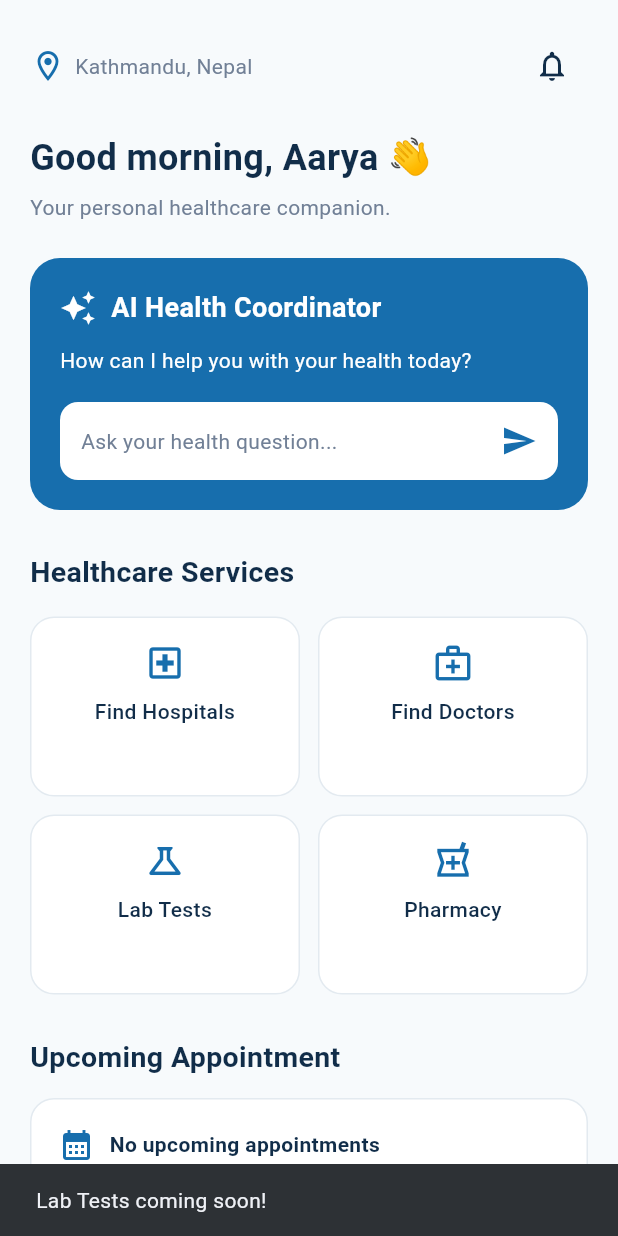
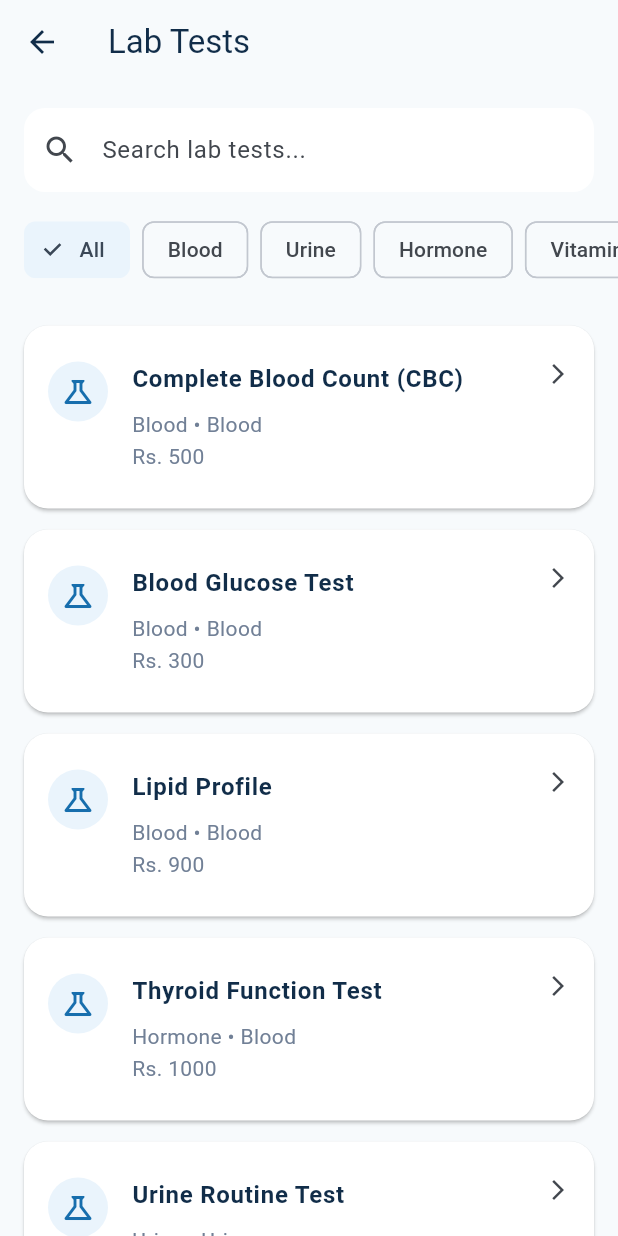
Before and after one commit to anash6162-del/Ai-Health-Navigator, a Flutter app: the HomeContent screen opened directly with empty values, after a tap on "Lab Tests", on a phone screen of 412 x 824 dp. Run offline on Flutter 3.47's test engine with Material 3 defaults, Android fonts, the phone set to English and light mode, and no system bars.

Commit message:
Added Lab Tests frontend screen

```diff
--- a/lib/features/home/screens/home_screen.dart
+++ b/lib/features/home/screens/home_screen.dart
@@ -8,6 +8,7 @@ import '../../notifications/screens/notification_screen.dart';
 import '../../profile/screens/profile_screen.dart';
 import '../../hospitals/screens/hospital_screen.dart';
 import '../../doctors/screens/doctor_screen.dart';
+import '../../lab_tests/screens/lab_test_screen.dart';
 
 class HomeScreen extends StatefulWidget {
   const HomeScreen({super.key});
@@ -137,7 +138,15 @@ class HomeContent extends StatelessWidget {
               builder: (context) => const DoctorScreen(),
             ),
           );
-        } else {
+        } else if (title == 'Lab Tests') {
+          Navigator.push(
+            context,
+            MaterialPageRoute(
+              builder: (context) => const LabTestScreen(),
+            ),
+          );
+        }
+        else {
           showComingSoon(context, title);
         }
       },
--- /dev/null
+++ b/lib/features/lab_tests/screens/lab_test_screen.dart
@@ -0,0 +1,323 @@
+
+import 'package:flutter/material.dart';
+import '../../../core/theme/app_colors.dart';
+
+class LabTestScreen extends StatefulWidget {
+  const LabTestScreen({super.key});
+
+  @override
+  State<LabTestScreen> createState() => _LabTestScreenState();
+}
+
+class _LabTestScreenState extends State<LabTestScreen> {
+  final TextEditingController searchController = TextEditingController();
+
+  String selectedCategory = 'All';
+
+  final List<Map<String, dynamic>> tests = [
+    {
+      'name': 'Complete Blood Count (CBC)',
+      'category': 'Blood',
+      'price': 'Rs. 500',
+      'sample': 'Blood',
+      'preparation': 'No special preparation required.',
+      'description': 'A blood test that measures different components of blood.',
+    },
+    {
+      'name': 'Blood Glucose Test',
+      'category': 'Blood',
+      'price': 'Rs. 300',
+      'sample': 'Blood',
+      'preparation': 'Fasting may be required depending on the test ordered.',
+      'description': 'Measures the level of glucose in your blood.',
+    },
+    {
+      'name': 'Lipid Profile',
+      'category': 'Blood',
+      'price': 'Rs. 900',
+      'sample': 'Blood',
+      'preparation': 'Follow the laboratory or clinician instructions about fasting.',
+      'description': 'Measures cholesterol and triglyceride levels.',
+    },
+    {
+      'name': 'Thyroid Function Test',
+      'category': 'Hormone',
+      'price': 'Rs. 1000',
+      'sample': 'Blood',
+      'preparation': 'Ask your healthcare professional if any preparation is needed.',
+      'description': 'Evaluates thyroid hormone levels.',
+    },
+    {
+      'name': 'Urine Routine Test',
+      'category': 'Urine',
+      'price': 'Rs. 250',
+      'sample': 'Urine',
+      'preparation': 'Follow the laboratory instructions for sample collection.',
+      'description': 'Examines urine for several health indicators.',
+    },
+    {
+      'name': 'Vitamin D Test',
+      'category': 'Vitamin',
+      'price': 'Rs. 1200',
+      'sample': 'Blood',
+      'preparation': 'Usually no special preparation is required.',
+      'description': 'Measures vitamin D levels in the blood.',
+    },
+  ];
+
+  List<Map<String, dynamic>> get filteredTests {
+    return tests.where((test) {
+      final matchesSearch = test['name']
+          .toString()
+          .toLowerCase()
+          .contains(searchController.text.toLowerCase());
+
+      final matchesCategory = selectedCategory == 'All' ||
+          test['category'] == selectedCategory;
+
+      return matchesSearch && matchesCategory;
+    }).toList();
+  }
+
+  @override
+  void dispose() {
+    searchController.dispose();
+    super.dispose();
+  }
+
+  @override
+  Widget build(BuildContext context) {
+    return Scaffold(
+      backgroundColor: AppColors.background,
+      appBar: AppBar(
+        title: const Text('Lab Tests'),
+        backgroundColor: AppColors.background,
+        foregroundColor: AppColors.textPrimary,
+        elevation: 0,
+      ),
+      body: Column(
+        children: [
+          Padding(
+            padding: const EdgeInsets.all(16),
+            child: TextField(
+              controller: searchController,
+              onChanged: (_) => setState(() {}),
+              decoration: InputDecoration(
+                hintText: 'Search lab tests...',
+                prefixIcon: const Icon(Icons.search),
+                filled: true,
+                fillColor: Colors.white,
+                border: OutlineInputBorder(
+                  borderRadius: BorderRadius.circular(14),
+                  borderSide: BorderSide.none,
+                ),
+              ),
+            ),
+          ),
+
+          SizedBox(
+            height: 45,
+            child: ListView(
+              scrollDirection: Axis.horizontal,
+              padding: const EdgeInsets.symmetric(horizontal: 16),
+              children: ['All', 'Blood', 'Urine', 'Hormone', 'Vitamin']
+                  .map((category) {
+                return Padding(
+                  padding: const EdgeInsets.only(right: 8),
+                  child: ChoiceChip(
+                    label: Text(category),
+                    selected: selectedCategory == category,
+                    selectedColor: AppColors.lightBlue,
+                    onSelected: (_) {
+                      setState(() {
+                        selectedCategory = category;
+                      });
+                    },
+                  ),
+                );
+              }).toList(),
+            ),
+          ),
+
+          const SizedBox(height: 12),
+
+          Expanded(
+            child: filteredTests.isEmpty
+                ? const Center(child: Text('No lab tests found.'))
+                : ListView.builder(
+              padding: const EdgeInsets.all(16),
+              itemCount: filteredTests.length,
+              itemBuilder: (context, index) {
+                final test = filteredTests[index];
+
+                return Card(
+                  color: Colors.white,
+                  elevation: 1,
+                  margin: const EdgeInsets.only(bottom: 14),
+                  shape: RoundedRectangleBorder(
+                    borderRadius: BorderRadius.circular(16),
+                  ),
+                  child: ListTile(
+                    contentPadding: const EdgeInsets.all(16),
+                    leading: CircleAvatar(
+                      backgroundColor: AppColors.lightBlue,
+                      child: Icon(
+                        Icons.science_outlined,
+                        color: AppColors.primary,
+                      ),
+                    ),
+                    title: Text(
+                      test['name'],
+                      style: const TextStyle(
+                        fontWeight: FontWeight.bold,
+                        color: AppColors.textPrimary,
+                      ),
+                    ),
+                    subtitle: Padding(
+                      padding: const EdgeInsets.only(top: 8),
+                      child: Text(
+                        '${test['category']} • ${test['sample']}\n${test['price']}',
+                        style: const TextStyle(
+                          color: AppColors.textSecondary,
+                          height: 1.5,
+                        ),
+                      ),
+                    ),
+                    isThreeLine: true,
+                    trailing: const Icon(Icons.arrow_forward_ios, size: 16),
+                    onTap: () {
+                      Navigator.push(
+                        context,
+                        MaterialPageRoute(
+                          builder: (context) =>
+                              LabTestDetailsScreen(test: test),
+                        ),
+                      );
+                    },
+                  ),
+                );
+              },
+            ),
+          ),
+        ],
+      ),
+    );
+  }
+}
+
+class LabTestDetailsScreen extends StatelessWidget {
+  final Map<String, dynamic> test;
+
+  const LabTestDetailsScreen({super.key, required this.test});
+
+  @override
+  Widget build(BuildContext context) {
+    return Scaffold(
+      backgroundColor: AppColors.background,
+      appBar: AppBar(
+        title: const Text('Test Details'),
+        backgroundColor: AppColors.background,
+        foregroundColor: AppColors.textPrimary,
+        elevation: 0,
+      ),
+      body: Padding(
+        padding: const EdgeInsets.all(20),
+        child: Column(
+          crossAxisAlignment: CrossAxisAlignment.start,
+          children: [
+            Center(
+              child: CircleAvatar(
+                radius: 38,
+                backgroundColor: AppColors.lightBlue,
+                child: Icon(
+                  Icons.science_outlined,
+                  size: 40,
+                  color: AppColors.primary,
+                ),
+              ),
+            ),
+            const SizedBox(height: 24),
+            Text(
+              test['name'],
+              style: const TextStyle(
+                fontSize: 23,
+                fontWeight: FontWeight.bold,
+                color: AppColors.textPrimary,
+              ),
+            ),
+            const SizedBox(height: 20),
+            _detailRow('Category', test['category']),
+            _detailRow('Sample Type', test['sample']),
+            _detailRow('Sample Price', test['price']),
+            _detailRow('Preparation', test['preparation']),
+            const SizedBox(height: 20),
+            const Text(
+              'About this test',
+              style: TextStyle(
+                fontSize: 18,
+                fontWeight: FontWeight.bold,
+                color: AppColors.textPrimary,
+              ),
+            ),
+            const SizedBox(height: 8),
+            Text(
+              test['description'],
+              style: const TextStyle(
+                color: AppColors.textSecondary,
+                height: 1.5,
+              ),
+            ),
+            const Spacer(),
+            SizedBox(
+              width: double.infinity,
+              child: ElevatedButton(
+                style: ElevatedButton.styleFrom(
+                  backgroundColor: AppColors.primary,
+                  foregroundColor: Colors.white,
+                  padding: const EdgeInsets.symmetric(vertical: 15),
+                  shape: RoundedRectangleBorder(
+                    borderRadius: BorderRadius.circular(12),
+                  ),
+                ),
+                onPressed: () {
+                  ScaffoldMessenger.of(context).showSnackBar(
+                    const SnackBar(
+                      content: Text('Test booking will be available soon.'),
+                    ),
+                  );
+                },
+                child: const Text('Book Test'),
+              ),
+            ),
+          ],
+        ),
+      ),
+    );
+  }
+
+  Widget _detailRow(String title, String value) {
+    return Padding(
+      padding: const EdgeInsets.only(bottom: 14),
+      child: Column(
+        crossAxisAlignment: CrossAxisAlignment.start,
+        children: [
+          Text(
+            title,
+            style: const TextStyle(
+              color: AppColors.textSecondary,
+              fontSize: 13,
+            ),
+          ),
+          const SizedBox(height: 4),
+          Text(
+            value,
+            style: const TextStyle(
+              color: AppColors.textPrimary,
+              fontWeight: FontWeight.w600,
+            ),
+          ),
+        ],
+      ),
+    );
+  }
+}
```
